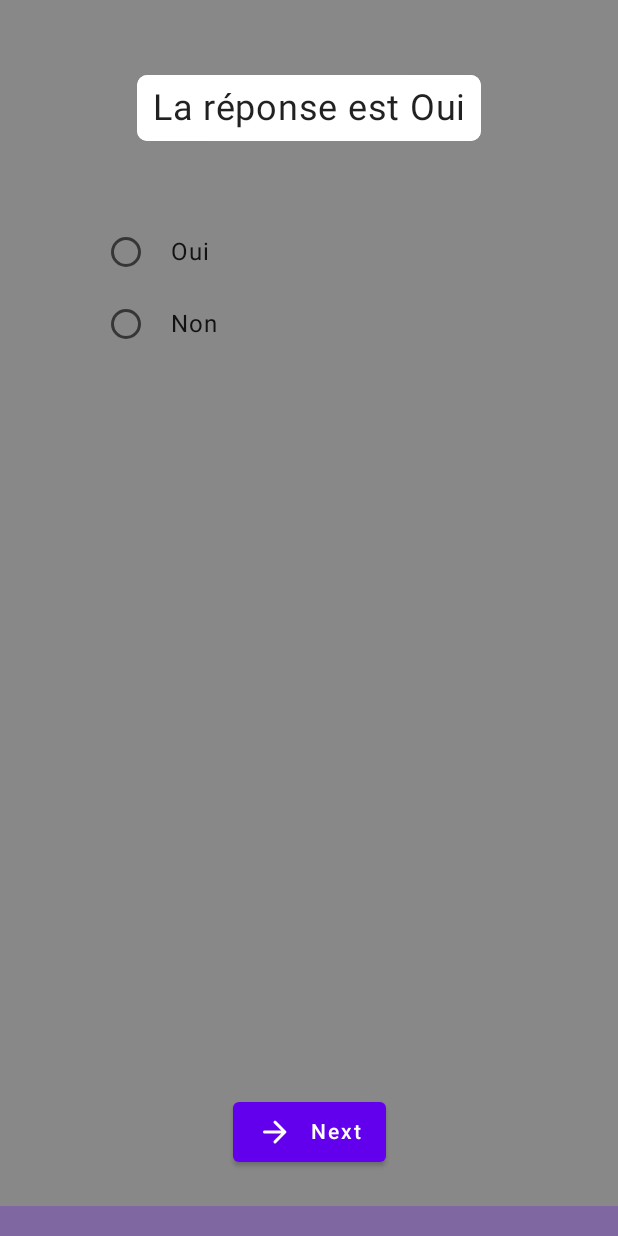
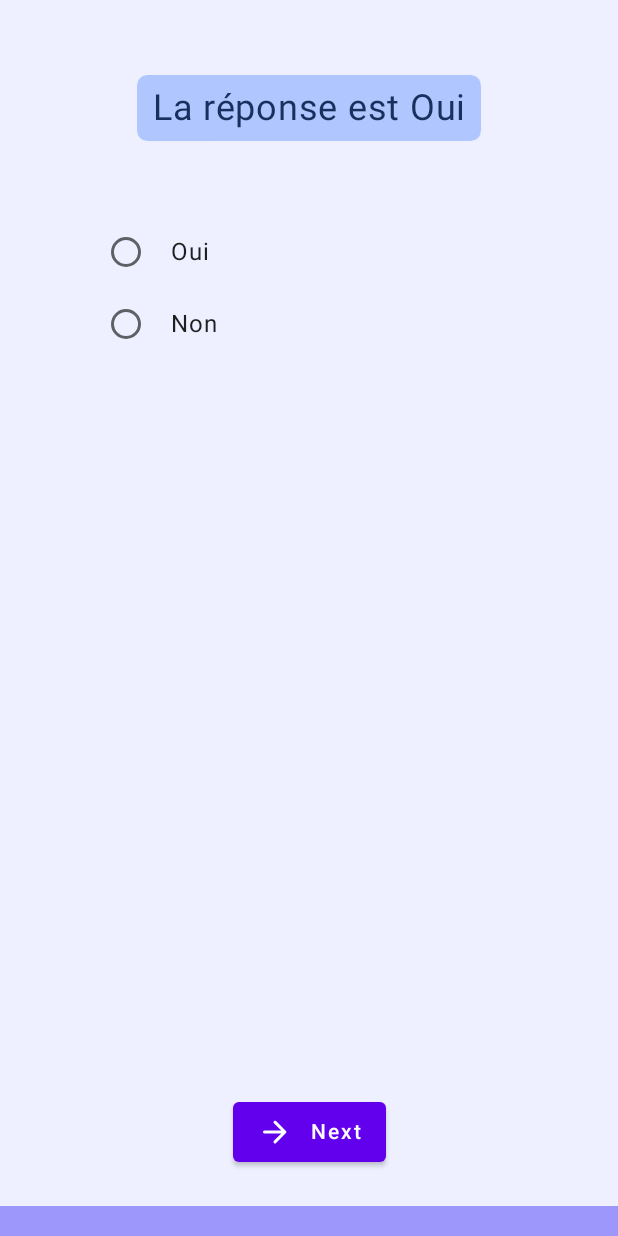
Before and after one commit to NathanBogaert/kmm_quizz, an Android app built with Jetpack Compose: the screen it shows after launch (MainActivity), on a phone screen of 412 x 824 dp. Run offline under Robolectric (Android 15) with nearby library versions, the phone set to English and light mode, and no system bars; our stand-ins replace Compose Multiplatform resources.

Commit message:
Material you (start)

```diff
--- a/androidApp/build.gradle.kts
+++ b/androidApp/build.gradle.kts
@@ -36,3 +36,7 @@ android {
         jvmToolchain(17)
     }
 }
+dependencies {
+    implementation("androidx.compose.foundation:foundation-android:1.5.4")
+    implementation("androidx.compose.material3:material3:1.1.2")
+}
--- a/shared/build.gradle.kts
+++ b/shared/build.gradle.kts
@@ -73,3 +73,7 @@ android {
         jvmToolchain(17)
     }
 }
+dependencies {
+    implementation("androidx.compose.material3:material3:1.1.2")
+    implementation("androidx.compose.material3:material3-window-size-class:1.1.2")
+}
--- a/shared/src/androidMain/kotlin/main.android.kt
+++ b/shared/src/androidMain/kotlin/main.android.kt
@@ -1,5 +1,46 @@
+import android.R
+import android.content.Context
+import android.os.Build
+import android.util.TypedValue
+import androidx.annotation.ColorRes
+import androidx.compose.material3.MaterialTheme
 import androidx.compose.runtime.Composable
+import androidx.compose.ui.graphics.Color
+import androidx.compose.ui.res.colorResource
+import androidx.core.graphics.toColor
+
 
 actual fun getPlatformName(): String = "Android"
+@Composable actual fun getBackgroundColor(): Color  {
+    if (Build.VERSION.SDK_INT >= Build.VERSION_CODES.S) {
+        return colorResource(android.R.color.system_accent1_50)
+    } else {
+        return Color(android.R.color.white)
+    }
+}
+
+@Composable actual fun getForegroundColor(): Color  {
+    if (Build.VERSION.SDK_INT >= Build.VERSION_CODES.S) {
+        return colorResource(android.R.color.system_accent1_900)
+    } else {
+        return Color(android.R.color.black)
+    }
+}
+@Composable actual fun getPrimaryColor(): Color  {
+    if (Build.VERSION.SDK_INT >= Build.VERSION_CODES.S) {
+        return colorResource(android.R.color.system_accent1_200)
+    } else {
+        return Color(android.R.color.holo_green_light)
+    }
+}
+
+@Composable actual fun getPrimaryDarkColor(): Color  {
+    if (Build.VERSION.SDK_INT >= Build.VERSION_CODES.S) {
+        return colorResource(android.R.color.system_accent1_500)
+    } else {
+        return Color(android.R.color.holo_green_dark)
+    }
+}
+
 
 @Composable fun MainView() = App()
--- a/shared/src/commonMain/kotlin/App.kt
+++ b/shared/src/commonMain/kotlin/App.kt
@@ -1,5 +1,6 @@
 import androidx.compose.material.MaterialTheme
 import androidx.compose.runtime.Composable
+import androidx.compose.ui.graphics.Color
 import org.jetbrains.compose.resources.ExperimentalResourceApi
 
 @OptIn(ExperimentalResourceApi::class)
@@ -23,3 +24,15 @@ val question3 = Question(3, "La réponse est Peut-être", 3, listOf(answer1, ans
 val quizz = Quizz(listOf(question1, question2, question3))
 
 expect fun getPlatformName(): String
+
+@Composable
+expect fun getBackgroundColor(): Color
+
+@Composable
+expect fun getForegroundColor(): Color
+
+@Composable
+expect fun getPrimaryColor(): Color
+
+@Composable
+expect fun getPrimaryDarkColor(): Color
--- a/shared/src/commonMain/kotlin/QuestionScreen.kt
+++ b/shared/src/commonMain/kotlin/QuestionScreen.kt
@@ -38,14 +38,14 @@ fun QuestionScreen(quizz: Quizz) {
     var answerSelected by remember { mutableStateOf(0) }
     var score by remember { mutableStateOf(0) }
     MaterialTheme {
-        Box(modifier = Modifier.background(Color.Gray).fillMaxSize()) {
+        Box(modifier = Modifier.background(getBackgroundColor()).fillMaxSize()) {
             Column(modifier = Modifier.fillMaxWidth(), horizontalAlignment = Alignment.CenterHorizontally) {
-                Card(shape = RoundedCornerShape(7.dp), modifier = Modifier.padding(vertical = 50.dp, horizontal = 40.dp)) {
+                Card(shape = RoundedCornerShape(7.dp), modifier = Modifier.padding(vertical = 50.dp, horizontal = 40.dp), contentColor = getForegroundColor()) {
                     Text(
                         text = quizz.questions[questionProgress].label,
                         fontSize = 24.sp,
                         textAlign = TextAlign.Center,
-                        modifier = Modifier.background(Color.White).padding(horizontal = 10.dp, vertical = 8.dp)
+                        modifier = Modifier.background(getPrimaryColor()).padding(horizontal = 10.dp, vertical = 8.dp)
                     )
                 }
                 for ((i, value) in quizz.questions[questionProgress].answers.withIndex()) {
@@ -71,13 +71,14 @@ fun QuestionScreen(quizz: Quizz) {
                         )
                         Text(
                             text = "Next"
+
                         )
                     }
                 }
                 LinearProgressIndicator(progress = animateFloatAsState(
                     targetValue = (questionProgress / (quizz.questions.size - 1).toFloat()),
                     animationSpec = ProgressIndicatorDefaults.ProgressAnimationSpec).value,
-                    modifier = Modifier.fillMaxWidth().size(20.dp))
+                    modifier = Modifier.fillMaxWidth().size(20.dp).background(getPrimaryColor()))
             }
         }
     }
```
Also changed, not shown: 2 other files.
